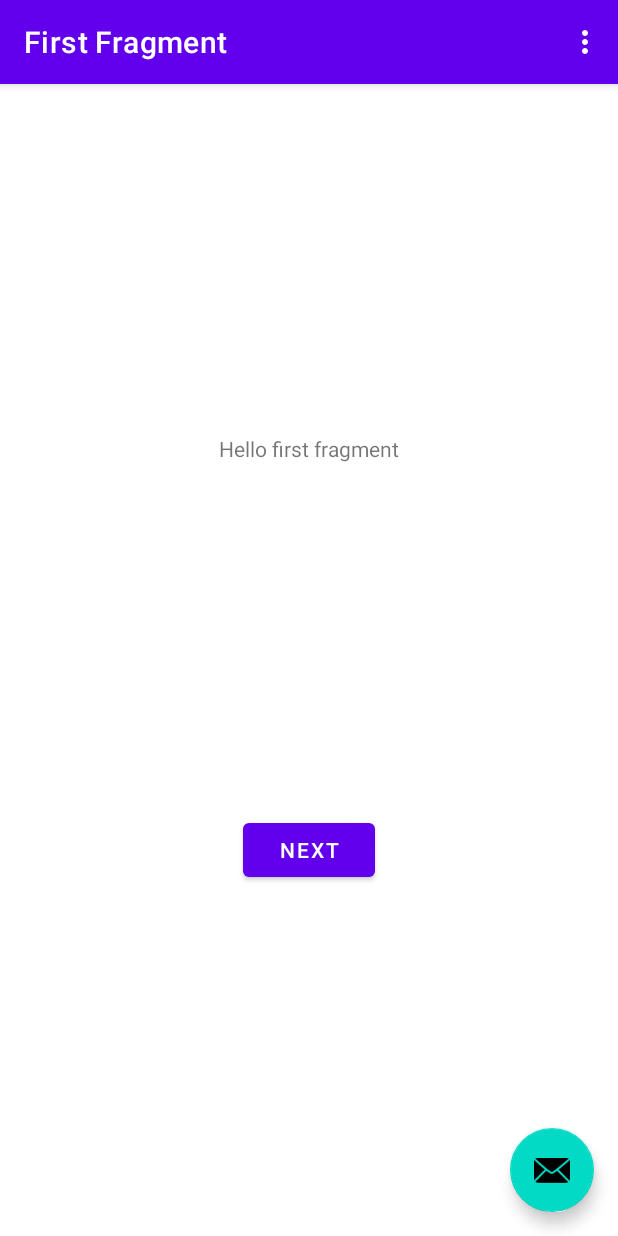
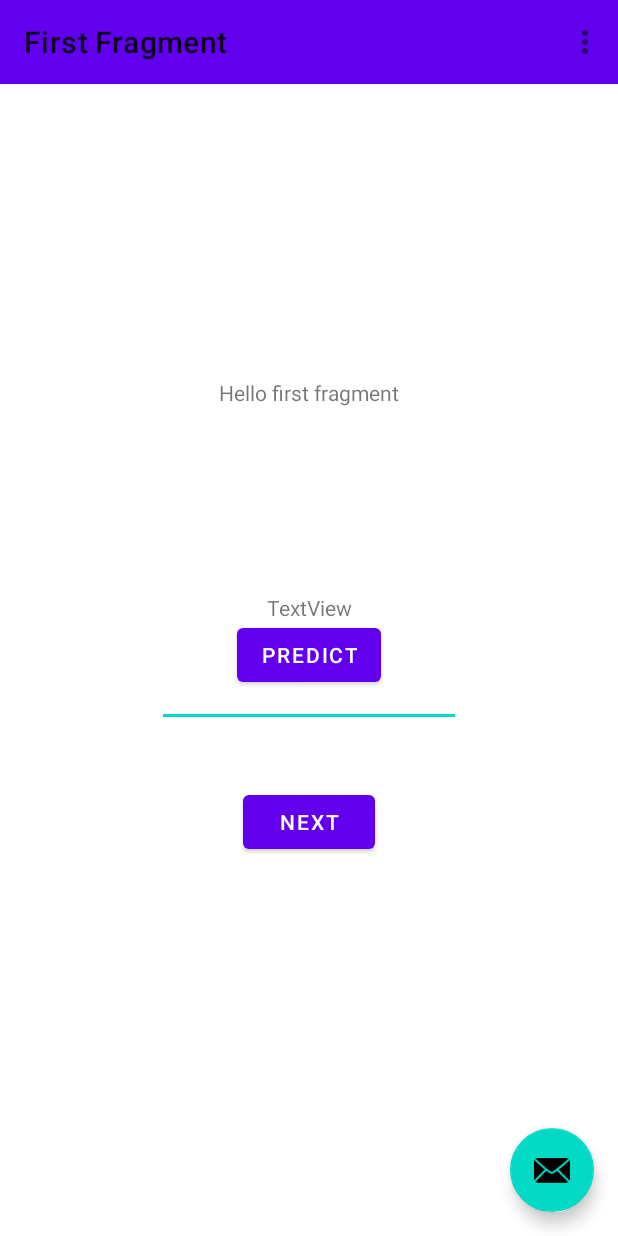
Before and after one commit to ChristophGeske/Covid-19-Detector, an Android app: the screen it shows after launch (MainActivity), on a phone screen of 412 x 824 dp. Run offline under Robolectric (Android 15) with nearby library versions, the phone set to English and light mode, and no system bars; our stand-ins replace navigation-ui; libraries missing offline, so code that uses them is left out: org.tensorflow.lite; 1 statement that could not run was skipped.

Commit message:
Added a simple ML functionality to the app as a proof of concept. The funcionality that was added is a toy example trained with Google Colab. See ShuklaAnuja/Python-ML---Android-Kit for the example used.

```diff
--- a/app/src/main/java/com/example/covid_19_cough_rapid_test/MainActivity.java
+++ b/app/src/main/java/com/example/covid_19_cough_rapid_test/MainActivity.java
@@ -1,5 +1,6 @@
 package com.example.covid_19_cough_rapid_test;
 
+import android.content.res.AssetFileDescriptor;
 import android.os.Bundle;
 
 import com.google.android.material.snackbar.Snackbar;
@@ -17,11 +18,29 @@ import com.example.covid_19_cough_rapid_test.databinding.ActivityMainBinding;
 
 import android.view.Menu;
 import android.view.MenuItem;
+import android.widget.Button;
+import android.widget.EditText;
+import android.widget.TextView;
+
+import org.tensorflow.lite.Interpreter;
+
+import java.io.FileInputStream;
+import java.io.IOException;
+import java.nio.MappedByteBuffer;
+import java.nio.channels.FileChannel;
 
 public class MainActivity extends AppCompatActivity {
 
     private AppBarConfiguration appBarConfiguration;
     private ActivityMainBinding binding;
+
+    // Interpreter interprets the input and output of data using the ML model
+    Interpreter interpreter;
+
+    EditText editText;
+    TextView textView;
+    Button button;
+
 
     // Called when the application is starting, before any other application objects have been created
     @Override
@@ -37,11 +56,30 @@ public class MainActivity extends AppCompatActivity {
         appBarConfiguration = new AppBarConfiguration.Builder(navController.getGraph()).build();
         NavigationUI.setupActionBarWithNavController(this, navController, appBarConfiguration);
 
+
+
         binding.fab.setOnClickListener(new View.OnClickListener() {
             @Override
             public void onClick(View view) {
                 Snackbar.make(view, "Replace with your own action", Snackbar.LENGTH_LONG)
                         .setAction("Action", null).show();
+            }
+        });
+
+        // ML functionality
+        editText = findViewById(R.id.inputX);
+        button = findViewById(R.id.predictbtn);
+        textView = findViewById(R.id.outputY);
+        try {
+            interpreter = new Interpreter(loadModelFile(),null);
+        } catch (IOException e) {
+            e.printStackTrace();
+        }
+        button.setOnClickListener(new View.OnClickListener() {
+            @Override
+            public void onClick(View v) {
+                float f =  doInference(editText.getText().toString());
+                textView.setText("Result - "+f);
             }
         });
     }
@@ -74,4 +112,29 @@ public class MainActivity extends AppCompatActivity {
         return NavigationUI.navigateUp(navController, appBarConfiguration)
                 || super.onSupportNavigateUp();
     }
+
+    // ML functionality from https://github.com/ShuklaAnuja/Python-ML---Android-Kit/blob/main/MainActivity.java and https://medium.com/geekculture/train-ml-model-and-build-android-application-using-tensorflow-lite-keras-6bf23d07309a
+    // Converts tflite model file into MappedByteBuffer format which is an optimized format = increase efficiency and speed
+    private MappedByteBuffer loadModelFile() throws IOException
+    {
+        AssetFileDescriptor assetFileDescriptor = this.getAssets().openFd("linear.tflite"); // .tflite found in assets directory. Downloaded from Google colab
+        FileInputStream fileInputStream = new FileInputStream(assetFileDescriptor.getFileDescriptor());
+        FileChannel fileChannel = fileInputStream.getChannel();
+
+        long startOffset = assetFileDescriptor.getStartOffset();
+        long len = assetFileDescriptor.getLength();
+
+        return fileChannel.map(FileChannel.MapMode.READ_ONLY,startOffset,len);
+    }
+
+    // ML functionallity
+    public float doInference(String val)
+    {
+        float[] input = new float[1];
+        input[0] = Float.parseFloat(val);
+        float[][] output = new float[1][1];
+
+        interpreter.run(input,output);
+        return  output[0][0];
+    }
 }
--- a/app/src/main/res/layout/activity_main.xml
+++ b/app/src/main/res/layout/activity_main.xml
@@ -7,28 +7,62 @@
     tools:context=".MainActivity">
 
     <com.google.android.material.appbar.AppBarLayout
+        android:id="@+id/appBarLayout"
         android:layout_width="match_parent"
         android:layout_height="wrap_content"
         android:theme="@style/Theme.Covid19CoughRapidTest.AppBarOverlay">
 
-        <androidx.appcompat.widget.Toolbar
-            android:id="@+id/toolbar"
-            android:layout_width="match_parent"
-            android:layout_height="?attr/actionBarSize"
-            android:background="?attr/colorPrimary"
-            app:popupTheme="@style/Theme.Covid19CoughRapidTest.PopupOverlay" />
-
     </com.google.android.material.appbar.AppBarLayout>
 
-    <include layout="@layout/content_main" />
+    <include
+        android:id="@+id/include"
+        layout="@layout/content_main" />
 
     <com.google.android.material.floatingactionbutton.FloatingActionButton
         android:id="@+id/fab"
         android:layout_width="wrap_content"
-        android:layout_height="wrap_content"
+        android:layout_height="106dp"
         android:layout_gravity="bottom|end"
         android:layout_marginEnd="@dimen/fab_margin"
         android:layout_marginBottom="16dp"
         app:srcCompat="@android:drawable/ic_dialog_email" />
 
+    <androidx.appcompat.widget.Toolbar
+        android:id="@+id/toolbar"
+        android:layout_width="match_parent"
+        android:layout_height="?attr/actionBarSize"
+        android:background="?attr/colorPrimary"
+        app:layout_anchor="@+id/appBarLayout"
+        app:layout_anchorGravity="center"
+        app:popupTheme="@style/Theme.Covid19CoughRapidTest.PopupOverlay" />
+
+    <!--ML functionality-->
+    <EditText
+        android:layout_width="wrap_content"
+        android:layout_height="wrap_content"
+        android:textColor="#ffffff"
+        android:textColorHint="#ffffff"
+        android:hint="Enter the value of X here"
+        android:id="@+id/inputX"
+        android:layout_gravity="center"
+        android:layout_marginTop="100dp"/>
+    <Button
+        android:layout_width="wrap_content"
+        android:layout_height="wrap_content"
+        android:id="@+id/predictbtn"
+        android:text="predict"
+        android:layout_gravity="center_vertical|center"
+        android:layout_marginTop="50dp"/>
+    <TextView
+        android:id="@+id/outputY"
+        android:layout_width="wrap_content"
+        android:layout_height="33dp"
+        android:layout_marginEnd="@dimen/fab_margin"
+        android:layout_marginBottom="16dp"
+        android:text="TextView"
+        app:layout_anchor="@+id/include"
+        app:layout_anchorGravity="center" />
+
+
+
 </androidx.coordinatorlayout.widget.CoordinatorLayout>
```
Also changed, not shown: app/build.gradle (+9 -0 lines), 1 other file.
